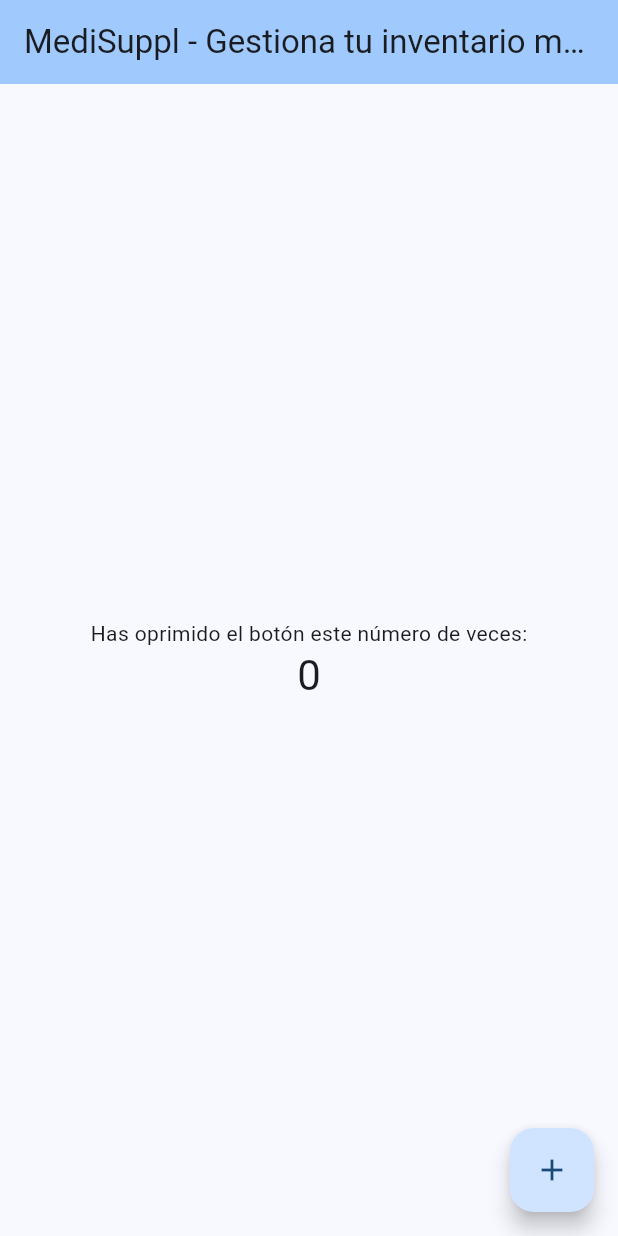
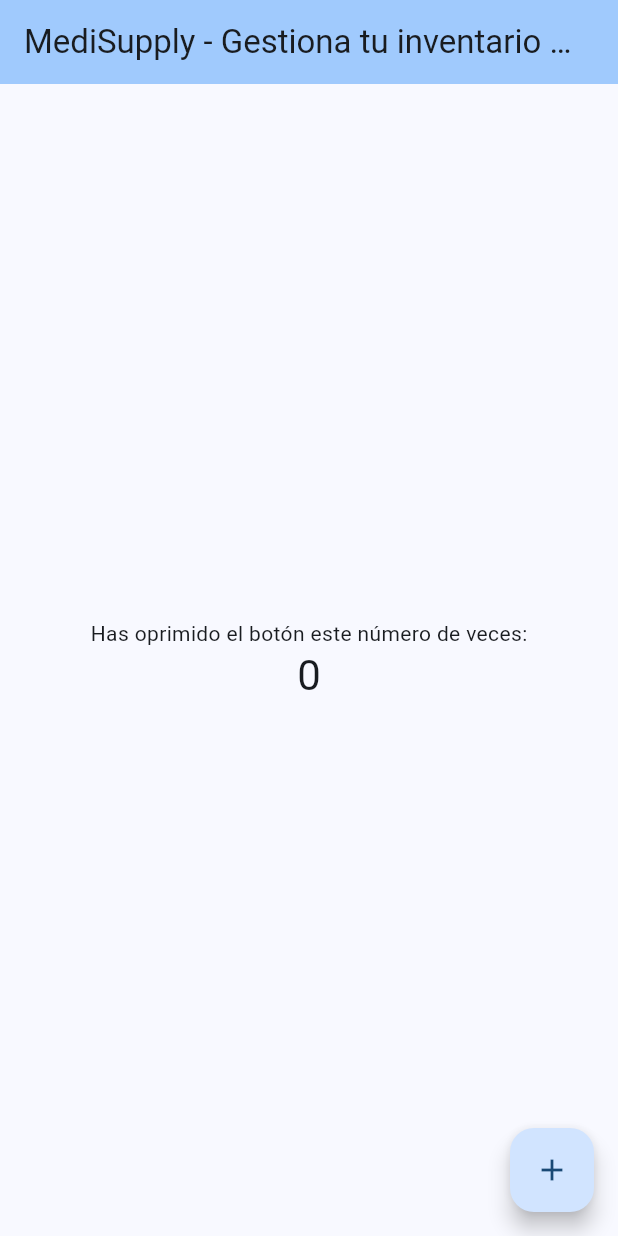
Before and after one commit to jcsanchezr1/proyecto-integrador-medisupply-app, a Flutter app: the screen it shows after launch, on a phone screen of 412 x 824 dp. Run offline on Flutter 3.47's test engine with Material 3 defaults, Android fonts, the phone set to English and light mode, and no system bars.

Commit message:
[PIPELINE] Corrección título del HomePage

```diff
--- a/lib/main.dart
+++ b/lib/main.dart
@@ -15,7 +15,7 @@ class MyApp extends StatelessWidget {
       theme: ThemeData(
         colorScheme: ColorScheme.fromSeed(seedColor: Colors.blue),
       ),
-      home: const MyHomePage(title: 'MediSuppl - Gestiona tu inventario médico'),
+      home: const MyHomePage(title: 'MediSupply - Gestiona tu inventario médico'),
     );
   }
 }
```
